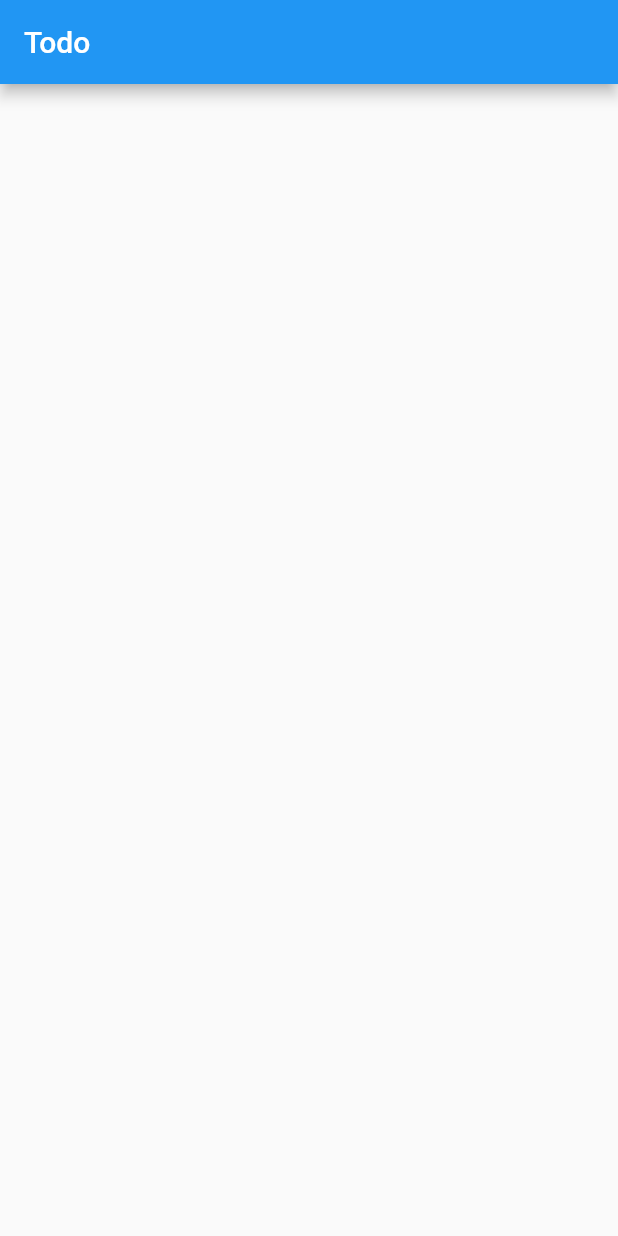
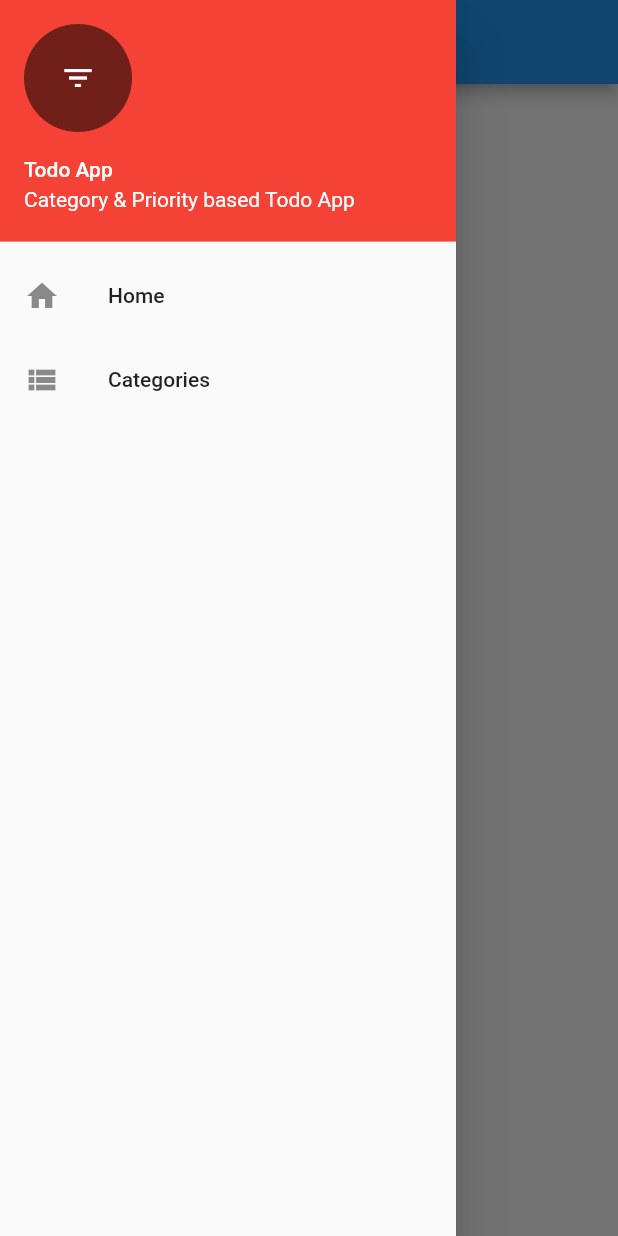
Before and after one commit to brijZdoN/todo, a Flutter app: the screen it shows after launch, with the side drawer open (before the commit the screen has no drawer), on a phone screen of 412 x 824 dp. Run offline on Flutter 3.47's test engine with Material 2 defaults, Android fonts, the phone set to English and light mode, and no system bars.

Commit message:
Applied changes

```diff
--- /dev/null
+++ b/lib/helpers/drawer_navigation.dart
@@ -0,0 +1,53 @@
+import 'package:flutter/cupertino.dart';
+import 'package:flutter/material.dart';
+import 'package:todo/screens/home_screen.dart';
+import 'package:todo/screens/categories_screen.dart';
+
+class DrawerNavigation extends StatefulWidget
+{
+  _DrawerNavigationState createState() => _DrawerNavigationState ();
+}
+class _DrawerNavigationState extends State<DrawerNavigation>
+{
+  @override
+  Widget build(BuildContext context) {
+
+    return Container(
+      child: Drawer(
+        child:ListView(
+          children:<Widget>[
+            UserAccountsDrawerHeader(
+              accountName: Text("Todo App"),
+              accountEmail: Text("Category & Priority based Todo App"),
+              currentAccountPicture: GestureDetector(
+                child:CircleAvatar(
+                  backgroundColor: Colors.black54,
+                  child: Icon(Icons.filter_list, color: Colors.white,),
+                ),
+              ),
+              decoration: BoxDecoration(
+                color:Colors.red,
+              ),
+
+            ),
+            ListTile(
+                title:Text("Home") ,
+                leading: Icon(Icons.home),
+                onTap: (){
+                  Navigator.of(context).push(new MaterialPageRoute(builder:(context) =>new HomeScreen()));
+                },
+            ),
+            ListTile(
+                title:Text("Categories") ,
+                leading: Icon(Icons.view_list),
+                onTap: (){
+                  Navigator.of(context).push(new MaterialPageRoute(builder:(context) =>new CategoriesScreen()));
+                },
+            ),
+          ],
+        ),
+      ),
+    );
+  }
+
+}
--- a/lib/main.dart
+++ b/lib/main.dart
@@ -5,5 +5,5 @@ void main()
 {
   runApp(
     App()
-  )
+  );
 }
--- a/lib/screens/home_screen.dart
+++ b/lib/screens/home_screen.dart
@@ -1,5 +1,6 @@
 import 'package:flutter/material.dart';
 import 'package:flutter/widgets.dart';
+import 'package:todo/helpers/drawer_navigation.dart';
 
 class HomeScreen extends StatefulWidget
 {
@@ -17,6 +18,7 @@ class HomeScreen extends StatefulWidget
       appBar:AppBar(
         title:Text("Todo")
       ),
+      drawer: DrawerNavigation(),
     );
   }
 }
```
Also changed, not shown: lib/screens/categories_screen.dart (added, +15 -0 lines).
